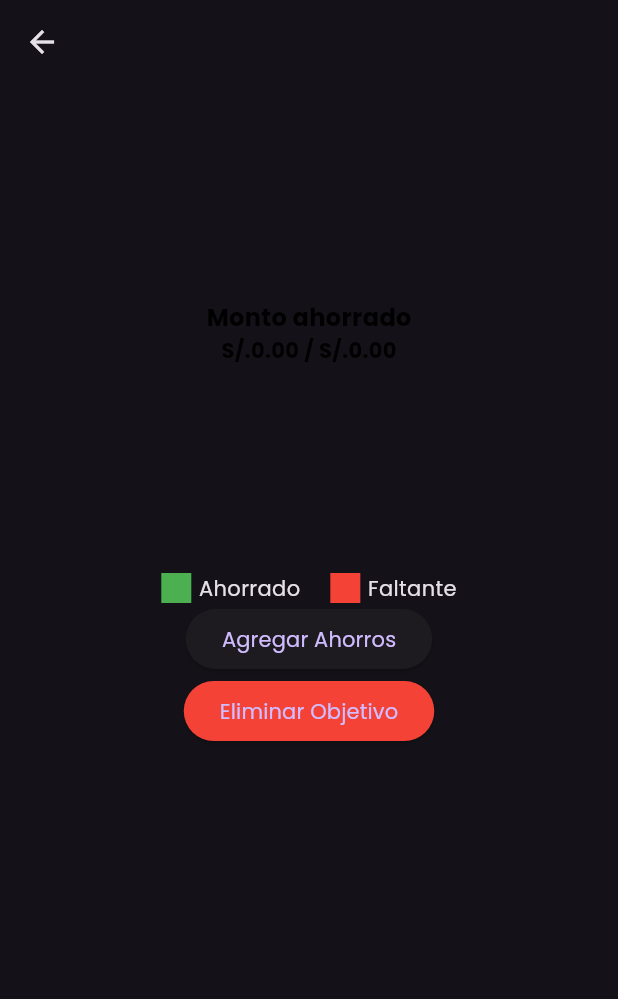
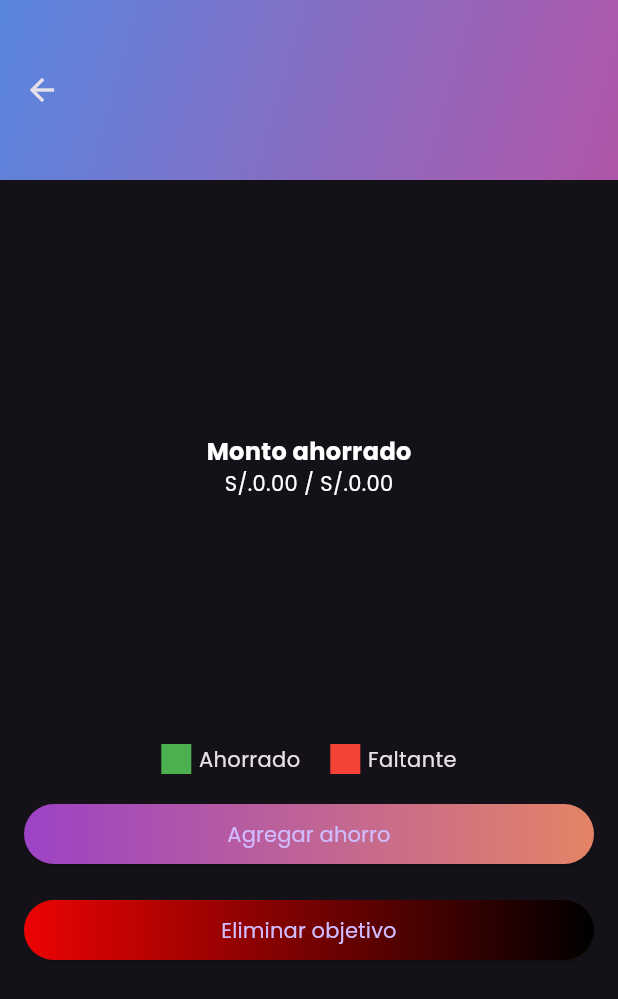
Before and after one commit to Edurz135/mycash_front, a Flutter app: the DetalleObjetivoScreen screen opened directly with empty values, on a phone screen of 412 x 824 dp. Shown: the top 999 px of the screen. Run offline on Flutter 3.47's test engine with Material 3 defaults, Android fonts, the phone set to English and light mode, and no system bars; drawn by our look-alikes of fl_chart; our stand-ins replace flutter_colorpicker, syncfusion_flutter_charts.

Commit message:
Correccion pequeña

```diff
--- a/lib/data/data.dart
+++ b/lib/data/data.dart
@@ -1,7 +1,7 @@
 import 'package:mycash_front/model/chart_data.dart';
 import 'package:mycash_front/model/datetime_data.dart';
 import 'package:flutter/material.dart';
-import 'package:mycash_front/model/objetive_category_data.dart';
+
 class Data{
   static List<Map<String, String>> Ingresos =[
     {'Titulo': 'Compras', 'Monto':'S/'+'1.400'},
@@ -30,14 +30,4 @@ class Data{
     DatetimeData(DateTime(2024, 4), [3600, 3000]),
     DatetimeData(DateTime(2024, 5), [2200, 1900])
   ];
-
-  static List<ObjectiveCategoryData> objetivosPredeterminados = [
-    ObjectiveCategoryData('Casa Nueva', Icons.home),
-    ObjectiveCategoryData('Celular Nuevo', Icons.smartphone),
-    ObjectiveCategoryData('Viaje', Icons.flight),
-    ObjectiveCategoryData('Educación', Icons.school),
-    ObjectiveCategoryData('Automóvil', Icons.directions_car),
-    ObjectiveCategoryData('Negocio', Icons.business),
-    ObjectiveCategoryData('Mascota', Icons.catching_pokemon),
-  ];
 }
--- a/lib/screens/objetives/b_objective_configuration_screen.dart
+++ b/lib/screens/objetives/b_objective_configuration_screen.dart
@@ -36,7 +36,7 @@ class _CrearObjetivoScreenState extends State<CrearObjetivoScreen> {
         backgroundColor: Colors.transparent,
         elevation: 0,
         title: const Text(
-          'Objetivos',
+          'Crear Objetivo',
           style: TextStyle(
             color: Colors.white,
             fontSize: 24,
--- a/lib/screens/objetives/c_detalle_objetivo_screen.dart
+++ b/lib/screens/objetives/c_detalle_objetivo_screen.dart
@@ -16,6 +16,7 @@ class DetalleObjetivoScreen extends StatefulWidget {
 }
 
 class _DetalleObjetivoScreenState extends State<DetalleObjetivoScreen> {
+
   void _agregarAhorro() async {
     final TextEditingController _controller = TextEditingController();
     double? monto;
@@ -89,14 +90,34 @@ class _DetalleObjetivoScreenState extends State<DetalleObjetivoScreen> {
   Widget build(BuildContext context) {
     return Scaffold(
       appBar: AppBar(
-        title: Text(widget.objetivo.nombre),
+        backgroundColor: Colors.transparent,
+        elevation: 0,
+        title: Text(
+          widget.objetivo.nombre,
+          style: const TextStyle(
+            color: Colors.white,
+            fontSize: 24,
+            fontWeight: FontWeight.bold,
+          ),
+        ),
+        centerTitle: true, // Esto centra el título horizontalmente
+        toolbarHeight: 120.0,
+        flexibleSpace: Container(
+          decoration: const BoxDecoration(
+            gradient: LinearGradient(
+              colors: [Color(0xFF5986DF), Color(0xFFB156A8)],
+              begin: Alignment.topLeft,
+              end: Alignment.bottomRight,
+            ),
+          ),
+        ),
       ),
       body: Padding(
         padding: const EdgeInsets.all(16.0),
         child: Column(
           children: [
             SizedBox(
-              height: 300, // Ajusta según sea necesario
+              height: 350, // Ajusta según sea necesario
               child: Stack(
                 children: [
                   PieChart(
@@ -116,7 +137,7 @@ class _DetalleObjetivoScreenState extends State<DetalleObjetivoScreen> {
                         ),
                       ],
                       sectionsSpace: 0,
-                      centerSpaceRadius: 80, // Ajusta el tamaño del centro
+                      centerSpaceRadius: 100, // Ajusta el tamaño del centro
                     ),
                     swapAnimationDuration: Duration(milliseconds: 150), // Animación al interactuar
                     swapAnimationCurve: Curves.linear, // Curva de la animación al interactuar
@@ -128,7 +149,7 @@ class _DetalleObjetivoScreenState extends State<DetalleObjetivoScreen> {
                         const Text(
                           'Monto ahorrado',
                           style: TextStyle(
-                            color: Colors.black, // Cambiar color del texto central
+                            color: Colors.white, // Cambiar color del texto central
                             fontSize: 16, // Ajusta el tamaño del texto central
                             fontWeight: FontWeight.bold,
                           ),
@@ -136,9 +157,8 @@ class _DetalleObjetivoScreenState extends State<DetalleObjetivoScreen> {
                         Text(
                           'S/.${widget.objetivo.montoAhorrado.toStringAsFixed(2)} / S/.${widget.objetivo.cantidadObjetivo.toStringAsFixed(2)}',
                           style: const TextStyle(
-                            color: Colors.black, // Cambiar color del texto central
+                            color: Colors.white, // Cambiar color del texto central
                             fontSize: 14, // Ajusta el tamaño del texto central
-                            fontWeight: FontWeight.bold,
                           ),
                         ),
                       ],
@@ -168,14 +188,57 @@ class _DetalleObjetivoScreenState extends State<DetalleObjetivoScreen> {
                 Text('Faltante'),
               ],
             ),
+            const SizedBox(height: 16),
             ElevatedButton(
-              onPressed: _agregarAhorro,
-              child: Text('Agregar Ahorros'),
+              onPressed:_agregarAhorro,
+              style: ElevatedButton.styleFrom(
+                shape: RoundedRectangleBorder(
+                  borderRadius: BorderRadius.circular(80.0),
+                ),
+                padding: EdgeInsets.zero,
+              ),
+              child: Ink(
+                decoration: BoxDecoration(
+                  gradient: const LinearGradient(
+                    colors: [Color(0xFF9C42C6), Color(0xFFE38466)],
+                  ),
+                  borderRadius: BorderRadius.circular(80.0),
+                ),
+                child: Container(
+                  constraints: const BoxConstraints(minWidth: 20.0, minHeight: 40.0),
+                  alignment: Alignment.center,
+                  child: const Text(
+                    'Agregar ahorro',
+                    textAlign: TextAlign.center,
+                  ),
+                ),
+              ),
             ),
+            const SizedBox(height: 16),
             ElevatedButton(
               onPressed: () => _eliminarObjetivo(context),
-              style: ElevatedButton.styleFrom(backgroundColor: Colors.red), // Cambia el color del botón a rojo
-              child: Text('Eliminar Objetivo'),
+              style: ElevatedButton.styleFrom(
+                shape: RoundedRectangleBorder(
+                  borderRadius: BorderRadius.circular(80.0),
+                ),
+                padding: EdgeInsets.zero,
+              ),
+              child: Ink(
+                decoration: BoxDecoration(
+                  gradient: const LinearGradient(
+                    colors: [Color.fromARGB(255, 236, 3, 3), Color.fromARGB(255, 0, 0, 0)],
+                  ),
+                  borderRadius: BorderRadius.circular(80.0),
+                ),
+                child: Container(
+                  constraints: const BoxConstraints(minWidth: 20.0, minHeight: 40.0),
+                  alignment: Alignment.center,
+                  child: const Text(
+                    'Eliminar objetivo',
+                    textAlign: TextAlign.center,
+                  ),
+                ),
+              ),
             ),
           ],
         ),
```
